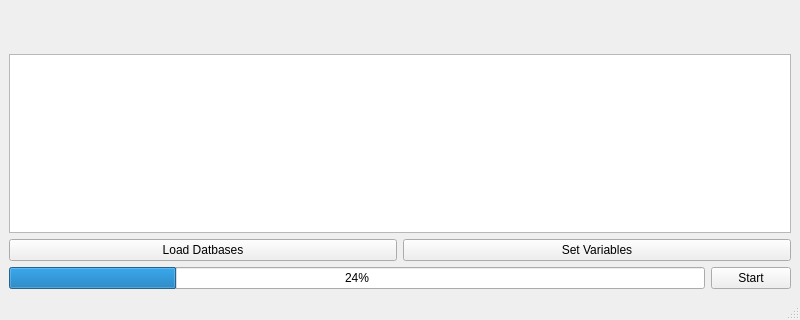
waterloo-rocketry/OpenThrustPy, file UI/GUI.ui: the form before one commit; both pictures show x 0 to 800 and y 280 to 600 of the 800 by 600 pixel window.
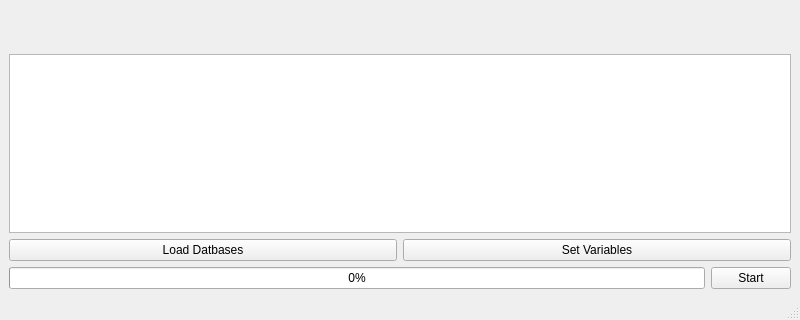
The form after the commit.

Commit message: More button functionality

```diff
--- a/UI/GUI.ui
+++ b/UI/GUI.ui
@@ -67,7 +67,7 @@
         <item>
          <widget class="QProgressBar" name="progressBar">
           <property name="value">
-           <number>24</number>
+           <number>0</number>
           </property>
          </widget>
         </item>
```
The commit also changes 3 other files.
